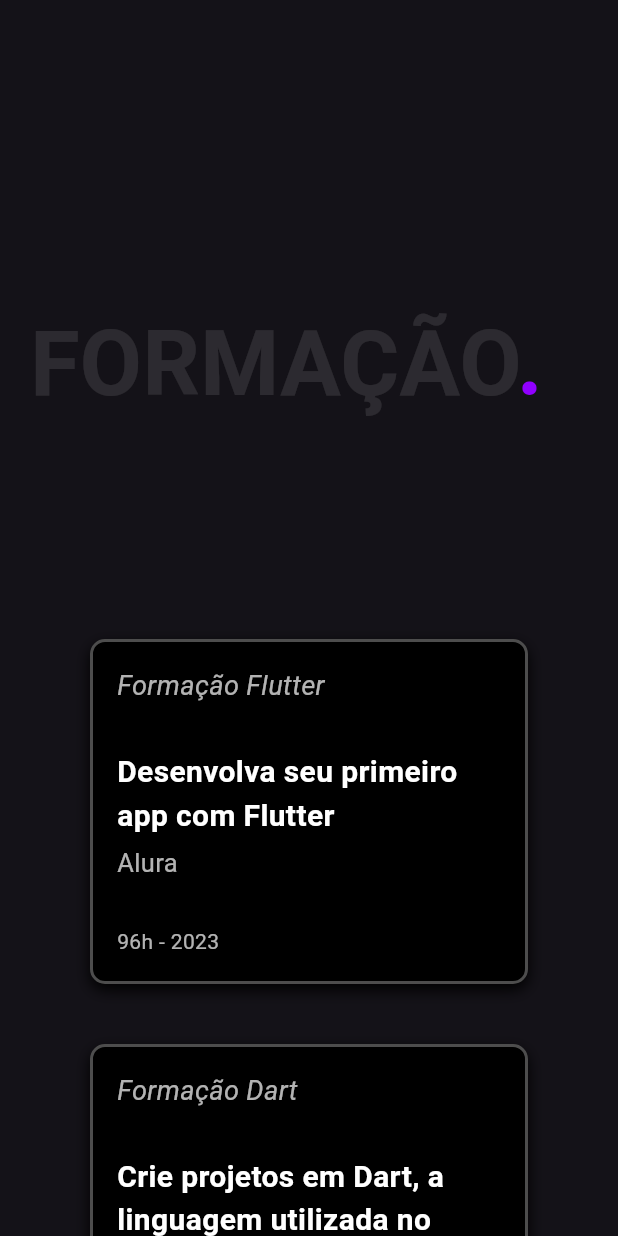
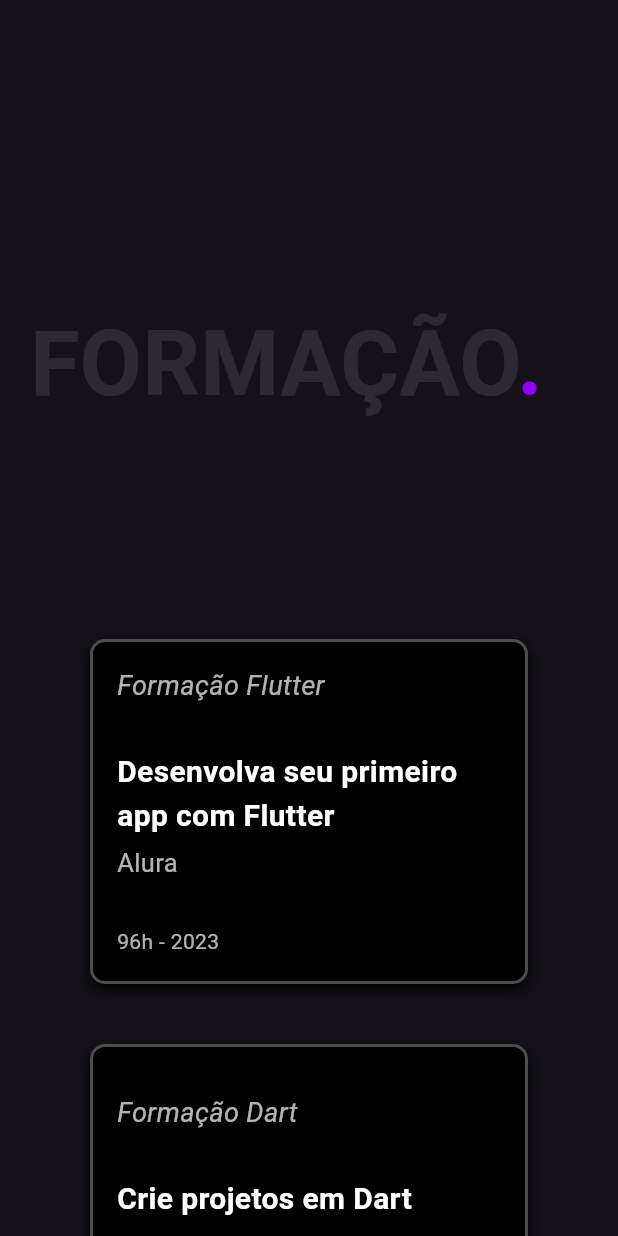
Before and after one commit to leonardovivo/portfolio, a Flutter app: the SectionEducation widget shown alone on an empty page, opened directly, on a phone screen of 412 x 824 dp. Run offline on Flutter 3.47's test engine with Material 3 defaults, Android fonts, the phone set to English and light mode, and no system bars; our stand-ins replace auto_size_text, flutter_animate, flutter_svg, scrollable_positioned_list, video_player.

Commit message:
muda texto para parar overflow no mobile

```diff
--- a/lib/sections/section_education.dart
+++ b/lib/sections/section_education.dart
@@ -84,7 +84,7 @@ class SectionEducation extends StatelessWidget {
                             child: CardsCertificates(
                               typeCertificate: 'Formação Dart',
                               certificateName:
-                                  'Crie projetos em Dart, a linguagem utilizada no Flutter',
+                                  'Crie projetos em Dart',
                               institution: 'Alura',
                               period: '55h - 2023',
                               height: cardHeight,
@@ -97,7 +97,7 @@ class SectionEducation extends StatelessWidget {
                             child: CardsCertificates(
                               typeCertificate: 'Tecnólogo',
                               certificateName:
-                                  'Análise e Desenvolvimento de Sistemas',
+                                  'ADS',
                               institution:
                                   'FATEC Ipiranga - Pastor Enéas Tognini',
                               period: '2023 - 2025',
```
